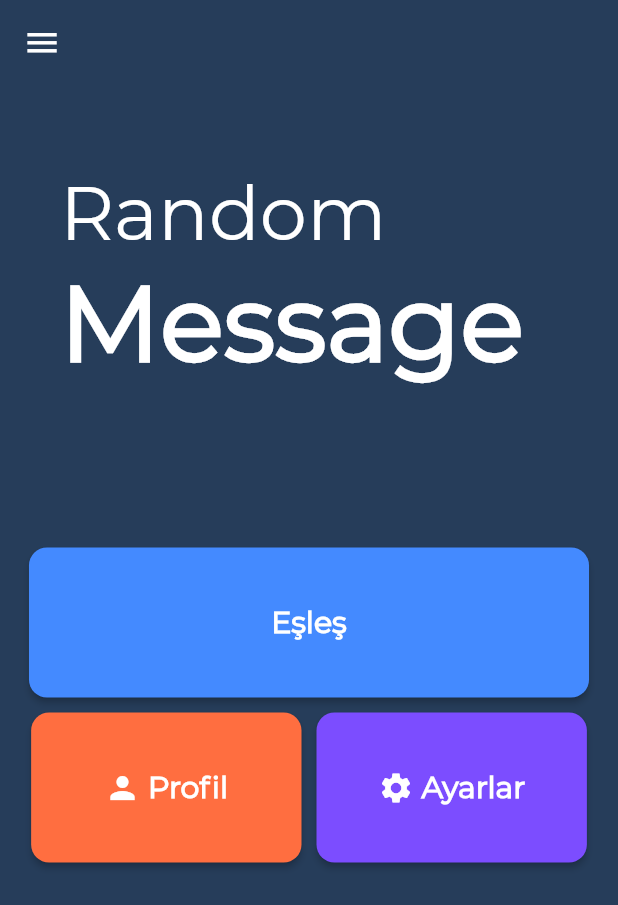
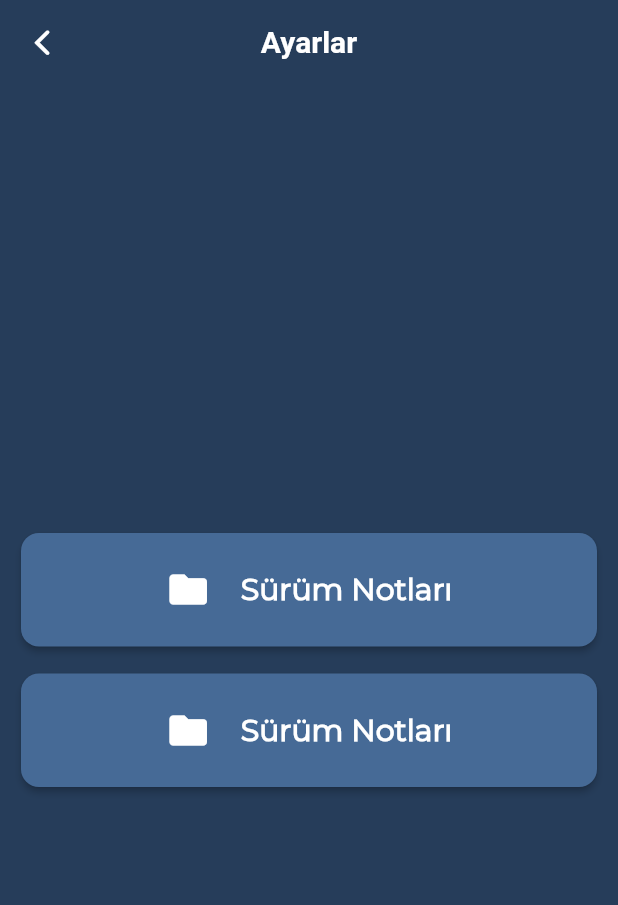
Before and after one commit to cgrbyk/RandomMessage, a Flutter app: the Esles screen opened directly, after a tap on "Ayarlar", on a phone screen of 412 x 824 dp. Shown: the top 905 px of the screen. Run offline on Flutter 3.47's test engine with Material 2 defaults, Android fonts, the phone set to English and light mode, and no system bars; our stand-ins replace flutter_local_notifications, sqflite; accounts and stored records are empty; Roboto replaces fonts that are missing (Montserrrat); project files that could hold a hidden picture were left out.

Commit message:
*esles degistirildi

```diff
--- a/lib/esles.dart
+++ b/lib/esles.dart
@@ -4,6 +4,7 @@ import 'ApiDatabase.dart';
 import 'mesajlasma.dart';
 import 'KULDATA.dart';
 import 'utils.dart';
+import 'settings.dart';
 
 class Esles extends StatefulWidget {
   @override
@@ -39,7 +40,11 @@ class EslesmeEkrani extends State<Esles> {
         shape: RoundedRectangleBorder(
           borderRadius: BorderRadius.circular(12),
         ),
-        onPressed: () {},
+        onPressed: () {
+           Navigator.push(
+              context,
+              MaterialPageRoute(builder: (context) => Settings()));
+        },
         padding: EdgeInsets.all(12),
         color: Colors.deepPurpleAccent,
         child: Row(
@@ -99,7 +104,7 @@ class EslesmeEkrani extends State<Esles> {
 
   Widget eslesButton() {
     return SizedBox(
-      width: screenAwareSize(290, context),
+      width: screenAwareSize(300, context),
       height: 100,
       child: RaisedButton(
         shape: RoundedRectangleBorder(
@@ -141,9 +146,10 @@ class EslesmeEkrani extends State<Esles> {
       ),
     );
   }
-  Widget title(){
+
+  Widget title() {
     return Padding(
-      padding: const EdgeInsets.only(left:40.0),
+      padding: const EdgeInsets.only(left: 40.0),
       child: Column(
         mainAxisAlignment: MainAxisAlignment.start,
         children: <Widget>[
@@ -152,9 +158,7 @@ class EslesmeEkrani extends State<Esles> {
             child: Text(
               'Random',
               style: TextStyle(
-                        fontFamily: 'Montserrat',
-                        fontSize: 50,
-                        color: Colors.white),
+                  fontFamily: 'Montserrat', fontSize: 50, color: Colors.white),
             ),
           ),
           Align(
@@ -168,8 +172,6 @@ class EslesmeEkrani extends State<Esles> {
                   color: Colors.white),
             ),
           ),
-
-
         ],
       ),
     );
@@ -203,31 +205,29 @@ class EslesmeEkrani extends State<Esles> {
                 height: screenAwareSize(200, context),
                 child: Column(
                   mainAxisAlignment: MainAxisAlignment.center,
-                  children: <Widget>[
-                    title()
-                  ],
+                  children: <Widget>[title()],
                 ),
               ),
-              SizedBox(height: screenAwareSize(40, context),),
+              SizedBox(
+                height: screenAwareSize(40, context),
+              ),
               Column(
                 mainAxisAlignment: MainAxisAlignment.center,
-
                 children: <Widget>[
                   eslesButton(),
                   SizedBox(
-                height: 10,
+                    height: 20,
                   ),
                   Row(
                     mainAxisAlignment: MainAxisAlignment.center,
                     children: <Widget>[
                       profile(),
                       SizedBox(
-                    width: 10,
+                        width: 20,
                       ),
                       settings()
                     ],
                   ),
-
                 ],
               )
             ],
--- a/lib/main.dart
+++ b/lib/main.dart
@@ -1,9 +1,7 @@
 import 'package:flutter/material.dart';
 import 'esles.dart';
 import 'ApiDatabase.dart';
-import 'package:flutter_spinkit/flutter_spinkit.dart';
 
-//import 'package:flutter_screenutil/flutter_screenutil.dart';
 void main() =>
     runApp(MaterialApp(debugShowCheckedModeBanner: false, home: MyApp()));
 
--- /dev/null
+++ b/lib/settings.dart
@@ -0,0 +1,71 @@
+import 'package:flutter/material.dart';
+import 'utils.dart';
+import 'package:flutter/cupertino.dart';
+
+class Settings extends StatefulWidget {
+  @override
+  _SettingsState createState() => _SettingsState();
+}
+
+class _SettingsState extends State<Settings> {
+
+  Widget card(){
+    return Container(
+      width: screenAwareSize(MediaQuery.of(context).size.width, context),
+      height: screenAwareSize(65, context),
+      padding: EdgeInsets.fromLTRB(10, 0, 10, 0),
+      child: Card(
+        elevation: 2,
+        color: Color(0xff466a96),
+        shape: RoundedRectangleBorder(borderRadius: BorderRadius.circular(12)),
+        child: Row(
+          mainAxisAlignment: MainAxisAlignment.center,
+          children: <Widget>[
+            Icon(Icons.folder,color: Colors.white,size: 30,),
+            SizedBox(width: 20,),
+            Text('Sürüm Notları',style: TextStyle(fontFamily: 'Montserrat',fontWeight: FontWeight.bold,fontSize: 20,color: Colors.white),)
+          ],
+        ),
+      ),
+    );
+  }
+
+  @override
+  Widget build(BuildContext context) {
+    return Container(
+      width: double.infinity,
+      color: Color(0xFF263d5a),
+      child: Scaffold(
+        backgroundColor: Colors.transparent,
+        appBar: AppBar(
+          backgroundColor: Colors.transparent,
+          elevation: 0.0,
+          leading: IconButton(
+            icon: Icon(
+              CupertinoIcons.back,
+              size: screenAwareSize(20.0, context),
+              color: Colors.white,
+            ),
+            onPressed: () {
+              Navigator.pop(context);
+            },
+          ),
+          title: Text('Ayarlar',style: TextStyle(fontFamily: 'Montserrrat',fontSize: 20,fontWeight: FontWeight.bold),),
+          centerTitle: true,
+        ),
+        body: Container(
+          width: screenAwareSize(MediaQuery.of(context).size.width, context),
+          child: Column(
+            mainAxisAlignment: MainAxisAlignment.center,
+            children: <Widget>[
+              card(),
+              SizedBox(height: 10,),
+              card(),
+            ],
+          ),
+        ),
+
+      ),
+    );
+  }
+}
```
Lines whose indentation alone changed are shown as unchanged.
